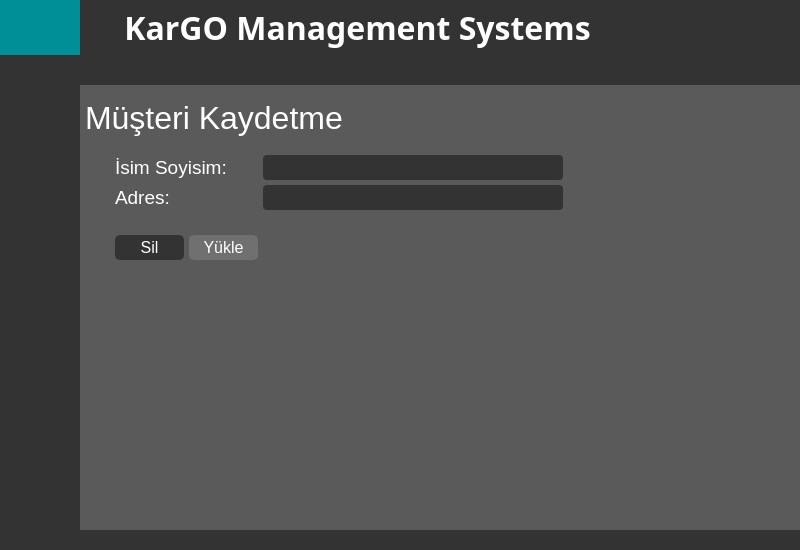
First picture: the form in ui_main.ui, repository selimgencc/karGO, before the edit.
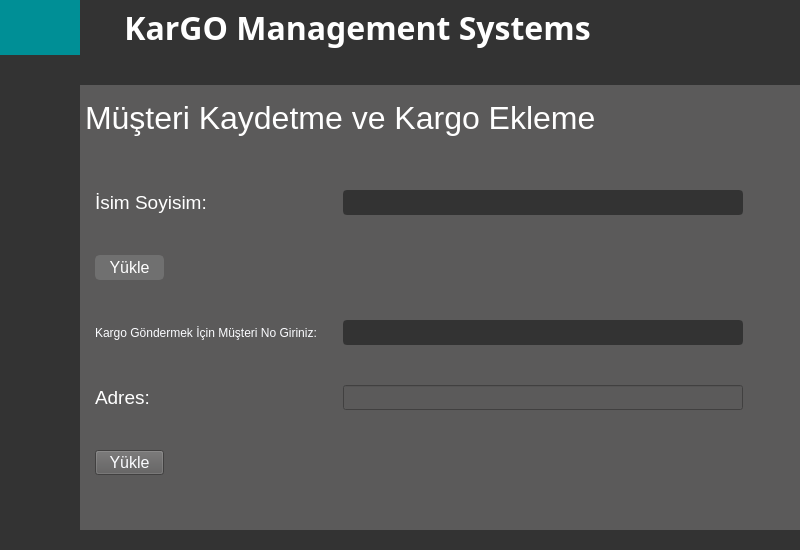
Second picture: the form after the edit. The open tabs and pages were chosen to show the change. Icons and pictures are not drawn.

```diff
--- a/ui_main.ui
+++ b/ui_main.ui
@@ -16,6 +16,12 @@
     <height>550</height>
    </size>
   </property>
+  <property name="maximumSize">
+   <size>
+    <width>800</width>
+    <height>16777215</height>
+   </size>
+  </property>
   <property name="windowTitle">
    <string>MainWindow</string>
   </property>
@@ -1719,7 +1725,7 @@
                         <string notr="true">color:rgb(255,255,255);</string>
                        </property>
                        <property name="text">
-                        <string>Müşteri Kaydetme</string>
+                        <string>Müşteri Kaydetme ve Kargo Ekleme</string>
                        </property>
                       </widget>
                      </item>
@@ -1747,7 +1753,7 @@
                         <property name="spacing">
                          <number>5</number>
                         </property>
-                        <item row="0" column="1" rowspan="2">
+                        <item row="2" column="0">
                          <widget class="QFrame" name="frame_android_field">
                           <property name="frameShape">
                            <enum>QFrame::Shape::NoFrame</enum>
@@ -1771,186 +1777,141 @@
                            <property name="spacing">
                             <number>5</number>
                            </property>
-                           <item row="7" column="5">
-                            <spacer name="horizontalSpacer_6">
-                             <property name="orientation">
-                              <enum>Qt::Orientation::Horizontal</enum>
-                             </property>
-                             <property name="sizeHint" stdset="0">
-                              <size>
-                               <width>40</width>
-                               <height>20</height>
-                              </size>
-                             </property>
-                            </spacer>
-                           </item>
-                           <item row="4" column="5">
-                            <spacer name="horizontalSpacer_5">
-                             <property name="orientation">
-                              <enum>Qt::Orientation::Horizontal</enum>
-                             </property>
-                             <property name="sizeHint" stdset="0">
-                              <size>
-                               <width>40</width>
-                               <height>20</height>
-                              </size>
-                             </property>
-                            </spacer>
-                           </item>
-                           <item row="5" column="0">
-                            <widget class="QPushButton" name="bn_android_contact_delete">
+                           <item row="8" column="0">
+                            <widget class="QPushButton" name="pushButton">
                              <property name="minimumSize">
-                              <size>
-                               <width>69</width>
-                               <height>25</height>
-                              </size>
-                             </property>
-                             <property name="maximumSize">
-                              <size>
-                               <width>69</width>
-                               <height>25</height>
-                              </size>
-                             </property>
-                             <property name="font">
-                              <font>
-                               <family>Segoe UI</family>
-                               <pointsize>12</pointsize>
-                              </font>
-                             </property>
-                             <property name="styleSheet">
-                              <string notr="true">QPushButton {
-	border: 2px solid rgb(51,51,51);
-	border-radius: 5px;	
-	color:rgb(255,255,255);
-	background-color: rgb(51,51,51);
-}
-QPushButton:hover {
-	border: 2px solid rgb(112,0,0);
-	background-color: rgb(112,0,0);
-}
-QPushButton:pressed {	
-	border: 2px solid rgb(112,0,0);
-	background-color: rgb(51,51,51);
-}
-
-QPushButton:disabled {	
-	border-radius: 5px;	
-	border: 2px solid rgb(112,112,112);
-	background-color: rgb(112,112,112);
-}</string>
-                             </property>
-                             <property name="text">
-                              <string>Sil</string>
-                             </property>
-                            </widget>
-                           </item>
-                           <item row="5" column="1">
-                            <widget class="QPushButton" name="bn_android_contact_save">
-                             <property name="enabled">
-                              <bool>false</bool>
-                             </property>
-                             <property name="minimumSize">
-                              <size>
-                               <width>69</width>
-                               <height>25</height>
-                              </size>
-                             </property>
-                             <property name="maximumSize">
-                              <size>
-                               <width>69</width>
-                               <height>25</height>
-                              </size>
-                             </property>
-                             <property name="font">
-                              <font>
-                               <family>Segoe UI</family>
-                               <pointsize>12</pointsize>
-                              </font>
-                             </property>
-                             <property name="styleSheet">
-                              <string notr="true">QPushButton {
-	border: 2px solid rgb(51,51,51);
-	border-radius: 5px;	
-	color:rgb(255,255,255);
-	background-color: rgb(51,51,51);
-}
-QPushButton:hover {
-	border: 2px solid rgb(0,143,150);
-	background-color: rgb(0,143,150);
-}
-QPushButton:pressed {	
-	border: 2px solid rgb(0,143,150);
-	background-color: rgb(51,51,51);
-}
-
-QPushButton:disabled {	
-	border-radius: 5px;	
-	border: 2px solid rgb(112,112,112);
-	background-color: rgb(112,112,112);
-}</string>
-                             </property>
-                             <property name="text">
-                              <string>Yükle</string>
-                             </property>
-                            </widget>
-                           </item>
-                           <item row="3" column="2">
-                            <widget class="QLineEdit" name="line_android_adress">
-                             <property name="enabled">
-                              <bool>true</bool>
-                             </property>
-                             <property name="minimumSize">
-                              <size>
-                               <width>300</width>
-                               <height>25</height>
-                              </size>
-                             </property>
-                             <property name="maximumSize">
-                              <size>
-                               <width>400</width>
-                               <height>25</height>
-                              </size>
-                             </property>
-                             <property name="font">
-                              <font>
-                               <family>Segoe UI</family>
-                               <pointsize>12</pointsize>
-                              </font>
-                             </property>
-                             <property name="styleSheet">
-                              <string notr="true">QLineEdit {
-	color:rgb(255,255,255);
-	border:2px solid rgb(51,51,51);
-	border-radius:4px;
-	background:rgb(51,51,51);
-}
-
-QLineEdit:disabled {
-	color:rgb(255,255,255);
-	border:2px solid rgb(112,112,112);
-	border-radius:4px;
-	background:rgb(112,112,112);
-}</string>
-                             </property>
-                             <property name="text">
-                              <string/>
-                             </property>
-                            </widget>
-                           </item>
-                           <item row="8" column="2">
-                            <spacer name="verticalSpacer_4">
-                             <property name="orientation">
-                              <enum>Qt::Orientation::Vertical</enum>
-                             </property>
-                             <property name="sizeHint" stdset="0">
                               <size>
                                <width>20</width>
-                               <height>40</height>
+                               <height>20</height>
                               </size>
                              </property>
-                            </spacer>
+                             <property name="maximumSize">
+                              <size>
+                               <width>69</width>
+                               <height>25</height>
+                              </size>
+                             </property>
+                             <property name="palette">
+                              <palette>
+                               <active>
+                                <colorrole role="Button">
+                                 <brush brushstyle="SolidPattern">
+                                  <color alpha="255">
+                                   <red>91</red>
+                                   <green>90</green>
+                                   <blue>90</blue>
+                                  </color>
+                                 </brush>
+                                </colorrole>
+                                <colorrole role="ButtonText">
+                                 <brush brushstyle="SolidPattern">
+                                  <color alpha="255">
+                                   <red>251</red>
+                                   <green>252</green>
+                                   <blue>255</blue>
+                                  </color>
+                                 </brush>
+                                </colorrole>
+                                <colorrole role="Base">
+                                 <brush brushstyle="SolidPattern">
+                                  <color alpha="255">
+                                   <red>91</red>
+                                   <green>90</green>
+                                   <blue>90</blue>
+                                  </color>
+                                 </brush>
+                                </colorrole>
+                                <colorrole role="Window">
+                                 <brush brushstyle="SolidPattern">
+                                  <color alpha="255">
+                                   <red>91</red>
+                                   <green>90</green>
+                                   <blue>90</blue>
+                                  </color>
+                                 </brush>
+                                </colorrole>
+                               </active>
+                               <inactive>
+                                <colorrole role="Button">
+                                 <brush brushstyle="SolidPattern">
+                                  <color alpha="255">
+                                   <red>91</red>
+                                   <green>90</green>
+                                   <blue>90</blue>
+                                  </color>
+                                 </brush>
+                                </colorrole>
+                                <colorrole role="ButtonText">
+                                 <brush brushstyle="SolidPattern">
+                                  <color alpha="255">
+                                   <red>251</red>
+                                   <green>252</green>
+                                   <blue>255</blue>
+                                  </color>
+                                 </brush>
+                                </colorrole>
+                                <colorrole role="Base">
+                                 <brush brushstyle="SolidPattern">
+                                  <color alpha="255">
+                                   <red>91</red>
+                                   <green>90</green>
+                                   <blue>90</blue>
+                                  </color>
+                                 </brush>
+                                </colorrole>
+                                <colorrole role="Window">
+                                 <brush brushstyle="SolidPattern">
+                                  <color alpha="255">
+                                   <red>91</red>
+                                   <green>90</green>
+                                   <blue>90</blue>
+                                  </color>
+                                 </brush>
+                                </colorrole>
+                               </inactive>
+                               <disabled>
+                                <colorrole role="Button">
+                                 <brush brushstyle="SolidPattern">
+                                  <color alpha="255">
+                                   <red>91</red>
+                                   <green>90</green>
+                                   <blue>90</blue>
+                                  </color>
+                                 </brush>
+                                </colorrole>
+                                <colorrole role="Base">
+                                 <brush brushstyle="SolidPattern">
+                                  <color alpha="255">
+                                   <red>91</red>
+                                   <green>90</green>
+                                   <blue>90</blue>
+                                  </color>
+                                 </brush>
+                                </colorrole>
+                                <colorrole role="Window">
+                                 <brush brushstyle="SolidPattern">
+                                  <color alpha="255">
+                                   <red>91</red>
+                                   <green>90</green>
+                                   <blue>90</blue>
+                                  </color>
+                                 </brush>
+                                </colorrole>
+                               </disabled>
+                              </palette>
+                             </property>
+                             <property name="font">
+                              <font>
+                               <family>Arial</family>
+                               <pointsize>12</pointsize>
+                              </font>
+                             </property>
+                             <property name="text">
+                              <string>Yükle</string>
+                             </property>
+                            </widget>
                            </item>
-                           <item row="1" column="2">
+                           <item row="1" column="3">
                             <widget class="QLineEdit" name="line_android_name">
                              <property name="enabled">
                               <bool>true</bool>
@@ -1993,6 +1954,195 @@
                              </property>
                             </widget>
                            </item>
+                           <item row="6" column="3">
+                            <widget class="QLineEdit" name="line_android_adress">
+                             <property name="enabled">
+                              <bool>true</bool>
+                             </property>
+                             <property name="minimumSize">
+                              <size>
+                               <width>300</width>
+                               <height>25</height>
+                              </size>
+                             </property>
+                             <property name="maximumSize">
+                              <size>
+                               <width>400</width>
+                               <height>25</height>
+                              </size>
+                             </property>
+                             <property name="font">
+                              <font>
+                               <family>Segoe UI</family>
+                               <pointsize>12</pointsize>
+                              </font>
+                             </property>
+                             <property name="styleSheet">
+                              <string notr="true">QLineEdit {
+	color:rgb(255,255,255);
+	border:2px solid rgb(51,51,51);
+	border-radius:4px;
+	background:rgb(51,51,51);
+}
+
+QLineEdit:disabled {
+	color:rgb(255,255,255);
+	border:2px solid rgb(112,112,112);
+	border-radius:4px;
+	background:rgb(112,112,112);
+}</string>
+                             </property>
+                             <property name="text">
+                              <string/>
+                             </property>
+                            </widget>
+                           </item>
+                           <item row="7" column="3" colspan="3">
+                            <widget class="QLineEdit" name="lineEdit">
+                             <property name="maximumSize">
+                              <size>
+                               <width>400</width>
+                               <height>25</height>
+                              </size>
+                             </property>
+                             <property name="palette">
+                              <palette>
+                               <active>
+                                <colorrole role="Button">
+                                 <brush brushstyle="SolidPattern">
+                                  <color alpha="255">
+                                   <red>51</red>
+                                   <green>51</green>
+                                   <blue>51</blue>
+                                  </color>
+                                 </brush>
+                                </colorrole>
+                                <colorrole role="Mid">
+                                 <brush brushstyle="SolidPattern">
+                                  <color alpha="255">
+                                   <red>51</red>
+                                   <green>51</green>
+                                   <blue>51</blue>
+                                  </color>
+                                 </brush>
+                                </colorrole>
+                                <colorrole role="Text">
+                                 <brush brushstyle="SolidPattern">
+                                  <color alpha="255">
+                                   <red>255</red>
+                                   <green>255</green>
+                                   <blue>255</blue>
+                                  </color>
+                                 </brush>
+                                </colorrole>
+                                <colorrole role="Base">
+                                 <brush brushstyle="SolidPattern">
+                                  <color alpha="255">
+                                   <red>91</red>
+                                   <green>90</green>
+                                   <blue>90</blue>
+                                  </color>
+                                 </brush>
+                                </colorrole>
+                                <colorrole role="Window">
+                                 <brush brushstyle="SolidPattern">
+                                  <color alpha="255">
+                                   <red>91</red>
+                                   <green>90</green>
+                                   <blue>90</blue>
+                                  </color>
+                                 </brush>
+                                </colorrole>
+                               </active>
+                               <inactive>
+                                <colorrole role="Button">
+                                 <brush brushstyle="SolidPattern">
+                                  <color alpha="255">
+                                   <red>51</red>
+                                   <green>51</green>
+                                   <blue>51</blue>
+                                  </color>
+                                 </brush>
+                                </colorrole>
+                                <colorrole role="Mid">
+                                 <brush brushstyle="SolidPattern">
+                                  <color alpha="255">
+                                   <red>51</red>
+                                   <green>51</green>
+                                   <blue>51</blue>
+                                  </color>
+                                 </brush>
+                                </colorrole>
+                                <colorrole role="Text">
+                                 <brush brushstyle="SolidPattern">
+                                  <color alpha="255">
+                                   <red>255</red>
+                                   <green>255</green>
+                                   <blue>255</blue>
+                                  </color>
+                                 </brush>
+                                </colorrole>
+                                <colorrole role="Base">
+                                 <brush brushstyle="SolidPattern">
+                                  <color alpha="255">
+                                   <red>91</red>
+                                   <green>90</green>
+                                   <blue>90</blue>
+                                  </color>
+                                 </brush>
+                                </colorrole>
+                                <colorrole role="Window">
+                                 <brush brushstyle="SolidPattern">
+                                  <color alpha="255">
+                                   <red>91</red>
+                                   <green>90</green>
+                                   <blue>90</blue>
+                                  </color>
+                                 </brush>
+                                </colorrole>
+                               </inactive>
+                               <disabled>
+                                <colorrole role="Button">
+                                 <brush brushstyle="SolidPattern">
+                                  <color alpha="255">
+                                   <red>51</red>
+                                   <green>51</green>
+                                   <blue>51</blue>
+                                  </color>
+                                 </brush>
+                                </colorrole>
+                                <colorrole role="Mid">
+                                 <brush brushstyle="SolidPattern">
+                                  <color alpha="255">
+                                   <red>51</red>
+                                   <green>51</green>
+                                   <blue>51</blue>
+                                  </color>
+                                 </brush>
+                                </colorrole>
+                                <colorrole role="Base">
+                                 <brush brushstyle="SolidPattern">
+                                  <color alpha="255">
+                                   <red>91</red>
+                                   <green>90</green>
+                                   <blue>90</blue>
+                                  </color>
+                                 </brush>
+                                </colorrole>
+                                <colorrole role="Window">
+                                 <brush brushstyle="SolidPattern">
+                                  <color alpha="255">
+                                   <red>91</red>
+                                   <green>90</green>
+                                   <blue>90</blue>
+                                  </color>
+                                 </brush>
+                                </colorrole>
+                               </disabled>
+                              </palette>
+                             </property>
+                            </widget>
+                           </item>
                            <item row="1" column="0" colspan="2">
                             <widget class="QLabel" name="label">
                              <property name="font">
@@ -2009,7 +2159,7 @@
                              </property>
                             </widget>
                            </item>
-                           <item row="3" column="0" colspan="2">
+                           <item row="7" column="0">
                             <widget class="QLabel" name="label_5">
                              <property name="font">
                               <font>
@@ -2025,22 +2175,175 @@
                              </property>
                             </widget>
                            </item>
+                           <item row="3" column="0">
+                            <widget class="QPushButton" name="bn_android_contact_save">
+                             <property name="enabled">
+                              <bool>false</bool>
+                             </property>
+                             <property name="minimumSize">
+                              <size>
+                               <width>69</width>
+                               <height>25</height>
+                              </size>
+                             </property>
+                             <property name="maximumSize">
+                              <size>
+                               <width>69</width>
+                               <height>25</height>
+                              </size>
+                             </property>
+                             <property name="font">
+                              <font>
+                               <family>Segoe UI</family>
+                               <pointsize>12</pointsize>
+                              </font>
+                             </property>
+                             <property name="styleSheet">
+                              <string notr="true">QPushButton {
+	border: 2px solid rgb(51,51,51);
+	border-radius: 5px;	
+	color:rgb(255,255,255);
+	background-color: rgb(51,51,51);
+}
+QPushButton:hover {
+	border: 2px solid rgb(0,143,150);
+	background-color: rgb(0,143,150);
+}
+QPushButton:pressed {	
+	border: 2px solid rgb(0,143,150);
+	background-color: rgb(51,51,51);
+}
+
+QPushButton:disabled {	
+	border-radius: 5px;	
+	border: 2px solid rgb(112,112,112);
+	background-color: rgb(112,112,112);
+}</string>
+                             </property>
+                             <property name="text">
+                              <string>Yükle</string>
+                             </property>
+                            </widget>
+                           </item>
+                           <item row="6" column="0">
+                            <widget class="QLabel" name="label_3">
+                             <property name="palette">
+                              <palette>
+                               <active>
+                                <colorrole role="WindowText">
+                                 <brush brushstyle="SolidPattern">
+                                  <color alpha="255">
+                                   <red>251</red>
+                                   <green>252</green>
+                                   <blue>255</blue>
+                                  </color>
+                                 </brush>
+                                </colorrole>
+                                <colorrole role="Button">
+                                 <brush brushstyle="SolidPattern">
+                                  <color alpha="255">
+                                   <red>91</red>
+                                   <green>90</green>
+                                   <blue>90</blue>
+                                  </color>
+                                 </brush>
+                                </colorrole>
+                                <colorrole role="Base">
+                                 <brush brushstyle="SolidPattern">
+                                  <color alpha="255">
+                                   <red>91</red>
+                                   <green>90</green>
+                                   <blue>90</blue>
+                                  </color>
+                                 </brush>
+                                </colorrole>
+                                <colorrole role="Window">
+                                 <brush brushstyle="SolidPattern">
+                                  <color alpha="255">
+                                   <red>91</red>
+                                   <green>90</green>
+                                   <blue>90</blue>
+                                  </color>
+                                 </brush>
+                                </colorrole>
+                               </active>
+                               <inactive>
+                                <colorrole role="WindowText">
+                                 <brush brushstyle="SolidPattern">
+                                  <color alpha="255">
+                                   <red>251</red>
+                                   <green>252</green>
+                                   <blue>255</blue>
+                                  </color>
+                                 </brush>
+                                </colorrole>
+                                <colorrole role="Button">
+                                 <brush brushstyle="SolidPattern">
+                                  <color alpha="255">
+                                   <red>91</red>
+                                   <green>90</green>
+                                   <blue>90</blue>
+                                  </color>
+                                 </brush>
+                                </colorrole>
+                                <colorrole role="Base">
+                                 <brush brushstyle="SolidPattern">
+                                  <color alpha="255">
+                                   <red>91</red>
+                                   <green>90</green>
+                                   <blue>90</blue>
+                                  </color>
+                                 </brush>
+                                </colorrole>
+                                <colorrole role="Window">
+                                 <brush brushstyle="SolidPattern">
+                                  <color alpha="255">
+                                   <red>91</red>
+                                   <green>90</green>
+                                   <blue>90</blue>
+                                  </color>
+                                 </brush>
+                                </colorrole>
+                               </inactive>
+                               <disabled>
+                                <colorrole role="Button">
+                                 <brush brushstyle="SolidPattern">
+                                  <color alpha="255">
+                                   <red>91</red>
+                                   <green>90</green>
+                                   <blue>90</blue>
+                                  </color>
+                                 </brush>
+                                </colorrole>
+                                <colorrole role="Base">
+                                 <brush brushstyle="SolidPattern">
+                                  <color alpha="255">
+                                   <red>91</red>
+                                   <green>90</green>
+                                   <blue>90</blue>
+                                  </color>
+                                 </brush>
+                                </colorrole>
+                                <colorrole role="Window">
+                                 <brush brushstyle="SolidPattern">
+                                  <color alpha="255">
+                                   <red>91</red>
+                                   <green>90</green>
+                                   <blue>90</blue>
+                                  </color>
+                                 </brush>
+                                </colorrole>
+                               </disabled>
+                              </palette>
+                             </property>
+                             <property name="text">
+                              <string>Kargo Göndermek İçin Müşteri No Giriniz:</string>
+                             </property>
+                            </widget>
+                           </item>
                           </layout>
                          </widget>
                         </item>
-                        <item row="1" column="0">
-                         <spacer name="verticalSpacer_3">
-                          <property name="orientation">
-                           <enum>Qt::Orientation::Vertical</enum>
-                          </property>
-                          <property name="sizeHint" stdset="0">
-                           <size>
-                            <width>20</width>
-                            <height>40</height>
-                           </size>
-                          </property>
-                         </spacer>
-                        </item>
                        </layout>
                       </widget>
                      </item>
```
Left out of the diff: 279 changed lines with no effect on the pictures.
